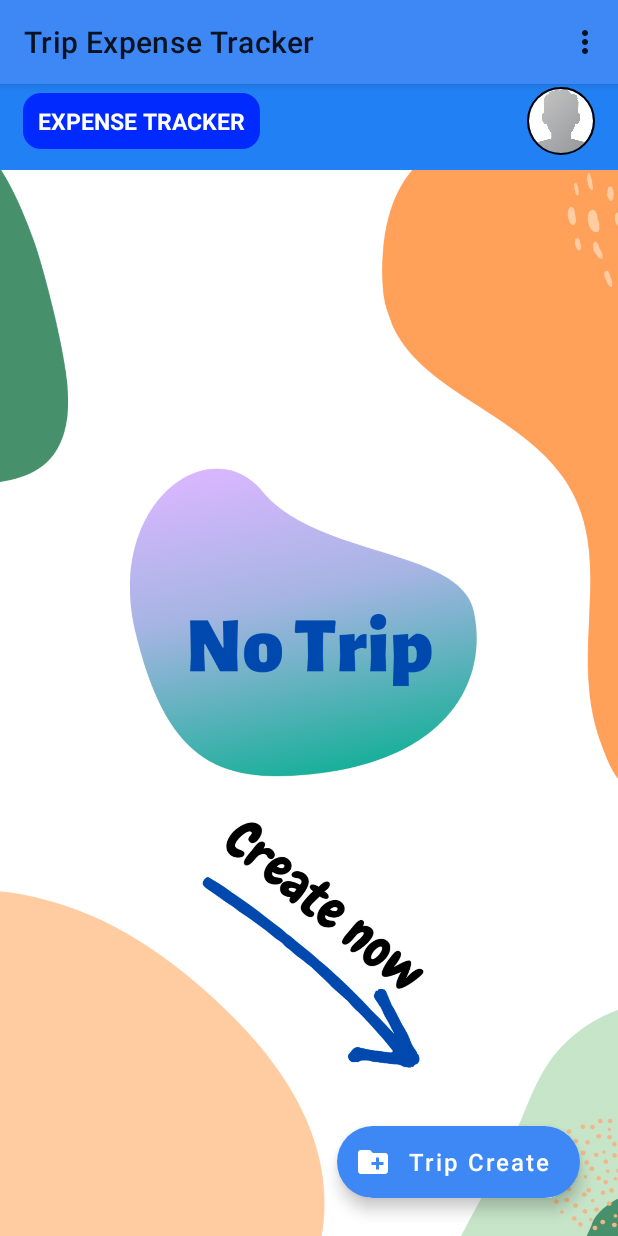
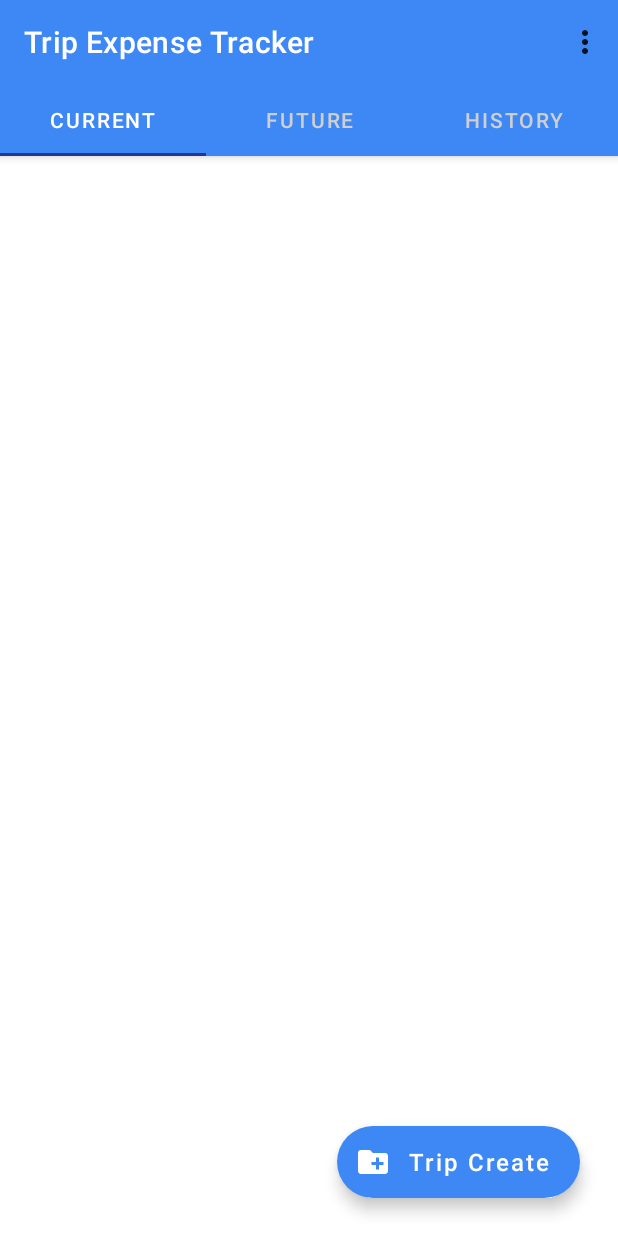
Before and after one commit to maityamit/Modern_Expense_Tracker, an Android app: the screen it shows after launch once a user with an empty profile is signed in (MainActivity), on a phone screen of 412 x 824 dp. Run offline under Robolectric (Android 15) with nearby library versions, the phone set to English and light mode, and no system bars; our stand-ins replace CircleImageView, Firebase (no records; nobody signed in at launch, a user with empty details on screens opened directly), Picasso; libraries missing offline, so code that uses them is left out: com.shreyaspatil; Roboto replaces fonts that are not available here.

Commit message:
some changes

```diff
--- a/app/src/main/java/modernexpensetrackerbyamitmaity/example/modernexpensetracker/CurrentTripFragment.java
+++ b/app/src/main/java/modernexpensetrackerbyamitmaity/example/modernexpensetracker/CurrentTripFragment.java
@@ -38,10 +38,7 @@ public class CurrentTripFragment extends Fragment {
     private String currentUserID;
     private DatabaseReference UserRef,MainRef,RootRef;
     private ProgressDialog progressDialog;
-    private ImageView imageView1;
     String fg = "0.0";
-    private CircleImageView circleImageView;
-    private TextView Expensetracker;
     private RecyclerView recyclerView;
 
     @Override
@@ -55,13 +52,10 @@ public class CurrentTripFragment extends Fragment {
         UserRef = FirebaseDatabase.getInstance().getReference().child("Users");
         MainRef = FirebaseDatabase.getInstance().getReference();
 
-        imageView1 = view.findViewById(R.id.no_trip);
         progressDialog = new ProgressDialog(getContext());
         progressDialog.setContentView(R.layout.loading);
-        circleImageView = view.findViewById(R.id.Home_Profile_Image);
         progressDialog.setTitle("Please Wait...");
         recyclerView = view.findViewById(R.id.ALLTripRecyclerView);
-        Expensetracker = view.findViewById(R.id.expense_tracker);
         progressDialog.setCanceledOnTouchOutside(false);
         progressDialog.setMessage("Tips: Please Check your Internet or Wi-fi Connection");
 
@@ -70,32 +64,8 @@ public class CurrentTripFragment extends Fragment {
 
 
 
-        circleImageView.setOnClickListener(new View.OnClickListener() {
-            @Override
-            public void onClick(View v) {
-                Intent intenty = new Intent(getContext(), MyprofileActivity.class);
-                startActivity(intenty);
-            }
-        });
-        Expensetracker.setOnClickListener(new View.OnClickListener() {
-            @Override
-            public void onClick(View v) {
-                new AlertDialog.Builder(getContext())
-                        .setTitle("Project Creator and Developer")
-                        .setMessage("Amit Maity")
 
-                        // Specifying a listener allows you to take an action before dismissing the dialog.
-                        // The dialog is automatically dismissed when a dialog button is clicked.
-                        .setPositiveButton("Ok", new DialogInterface.OnClickListener() {
-                            public void onClick(DialogInterface dialog, int which) {
-                                dialog.dismiss();
-                            }
-                        })
 
-                        .setIcon(R.drawable.me)
-                        .show();
-            }
-        });
 
         return  view;
 
@@ -122,27 +92,7 @@ public class CurrentTripFragment extends Fragment {
         {
             currentUserID = mAuth.getCurrentUser ().getUid ();
             progressDialog.show();
-            UserRef.child ( currentUserID ).addValueEventListener ( new ValueEventListener() {
-                @Override
-                public void onDataChange(@NonNull DataSnapshot dataSnapshot) {
 
-
-                    if ((dataSnapshot.exists ()) && (dataSnapshot.hasChild ( "Image" )))
-                    {
-                        String StudentNamea = dataSnapshot.child ("Image" ).getValue ().toString ();
-
-                        Picasso.get ().load ( StudentNamea ).placeholder ( R.drawable.profile_image ).error ( R.drawable.profile_image ).into ( circleImageView );
-                    }
-
-
-
-                }
-
-                @Override
-                public void onCancelled(@NonNull DatabaseError databaseError) {
-                    progressDialog.dismiss ();
-                }
-            } );
 
 
 
@@ -161,7 +111,6 @@ public class CurrentTripFragment extends Fragment {
 
                     if (r==0)
                     {
-                        imageView1.setVisibility(View.VISIBLE);
                         recyclerView.setVisibility(View.GONE);
                         progressDialog.dismiss();
                     }
--- a/app/src/main/java/modernexpensetrackerbyamitmaity/example/modernexpensetracker/MainActivity.java
+++ b/app/src/main/java/modernexpensetrackerbyamitmaity/example/modernexpensetracker/MainActivity.java
@@ -5,6 +5,9 @@ import androidx.appcompat.app.AppCompatActivity;
 import androidx.appcompat.widget.Toolbar;
 import androidx.recyclerview.widget.LinearLayoutManager;
 import androidx.viewpager.widget.ViewPager;
+
+import android.content.res.ColorStateList;
+import android.graphics.Color;
 import android.os.Bundle;
 import android.view.Menu;
 import android.view.MenuItem;
@@ -31,12 +34,15 @@ public class MainActivity extends AppCompatActivity {
         setContentView(R.layout.activity_main);
 
 
+
+
         tabLayout = findViewById(R.id.tabLayout);
         viewPager=(ViewPager)findViewById(R.id.viewPager);
 
         tabLayout.addTab(tabLayout.newTab().setText("Current"));
-        tabLayout.addTab(tabLayout.newTab().setText("Next"));
+        tabLayout.addTab(tabLayout.newTab().setText("Future"));
         tabLayout.addTab(tabLayout.newTab().setText("History"));
+
         tabLayout.setTabGravity(TabLayout.GRAVITY_FILL);
 
         myToolbar = findViewById(R.id.my_toolbar);
@@ -63,6 +69,7 @@ public class MainActivity extends AppCompatActivity {
             @Override
             public void onTabSelected(TabLayout.Tab tab) {
                 viewPager.setCurrentItem(tab.getPosition());
+
             }
 
             @Override
--- a/app/src/main/res/layout/activity_main.xml
+++ b/app/src/main/res/layout/activity_main.xml
@@ -13,6 +13,8 @@
         android:layout_width="match_parent"
         android:layout_height="wrap_content"
         android:background="?attr/colorPrimary"
+        app:titleTextColor="@color/white"
+        android:layout_alignParentTop="true"
         android:elevation="4dp"
         android:theme="@style/ThemeOverlay.AppCompat.ActionBar"
         app:popupTheme="@style/ThemeOverlay.AppCompat.Light"/>
@@ -21,9 +23,15 @@
         android:id="@+id/tabLayout"
         android:layout_below="@id/my_toolbar"
         android:layout_width="match_parent"
-        android:layout_height="wrap_content"
-        android:layout_alignParentTop="true"
-        android:background="#3E88F6">
+        app:tabIndicatorColor="#283593"
+        app:tabRippleColor="@color/white"
+        app:tabSelectedTextColor="@color/white"
+        app:tabTextColor="#CFCFCF"
+        app:tabBackground="@color/purple_200"
+        android:elevation="4dp"
+        android:layout_height="wrap_content">
+
+
     </com.google.android.material.tabs.TabLayout>
 
     <androidx.viewpager.widget.ViewPager
--- a/app/src/main/res/layout/fragment_current_trip.xml
+++ b/app/src/main/res/layout/fragment_current_trip.xml
@@ -5,59 +5,11 @@
     android:layout_height="match_parent"
     xmlns:app="http://schemas.android.com/apk/res-auto"
     tools:context=".CurrentTripFragment">
-    <LinearLayout
-        android:layout_width="match_parent"
-        android:layout_height="wrap_content"
-        android:id="@+id/amar_bapi"
-        android:background="#2180F3"
-        android:orientation="vertical">
 
-
-        <RelativeLayout
-            android:layout_width="match_parent"
-            android:layout_height="wrap_content"
-            android:layout_marginTop="10dp"
-            android:layout_marginStart="15dp"
-            android:layout_marginBottom="10dp"
-            android:layout_marginEnd="15dp">
-
-            <TextView
-                android:id="@+id/expense_tracker"
-                android:layout_width="wrap_content"
-                android:layout_height="wrap_content"
-                android:text="Expense Tracker"
-                android:textColor="@android:color/white"
-                android:textStyle="bold"
-                android:textAllCaps="true"
-                android:background="@drawable/sequerechoiceback"
-                android:layout_centerVertical="true"
-                android:layout_alignParentStart="true"
-                android:textSize="15sp"
-                android:paddingStart="10dp"
-                android:paddingEnd="10dp"
-                android:padding="8dp"/>
-
-            <de.hdodenhof.circleimageview.CircleImageView
-                android:id="@+id/Home_Profile_Image"
-                android:layout_width="45dp"
-                app:civ_border_color="@android:color/black"
-                app:civ_border_width="1dp"
-                android:layout_height="45dp"
-                android:layout_alignParentEnd="true"
-                android:src="@drawable/profile_image"/>
-
-
-
-        </RelativeLayout>
-
-
-
-    </LinearLayout>
 
     <androidx.recyclerview.widget.RecyclerView
         android:id="@+id/ALLTripRecyclerView"
         android:layout_marginTop="5dp"
-        android:layout_below="@id/amar_bapi"
         android:layout_width="match_parent"
         android:layout_height="wrap_content">
 
@@ -66,16 +18,6 @@
     </androidx.recyclerview.widget.RecyclerView>
 
 
-    <ImageView
-        android:id="@+id/no_trip"
-        android:visibility="gone"
-        android:layout_below="@id/amar_bapi"
-        android:layout_width="match_parent"
-        android:layout_height="wrap_content"
-        android:src="@drawable/no_trip"
-        android:scaleType="fitXY"/>
-
-
 
 
 
```
